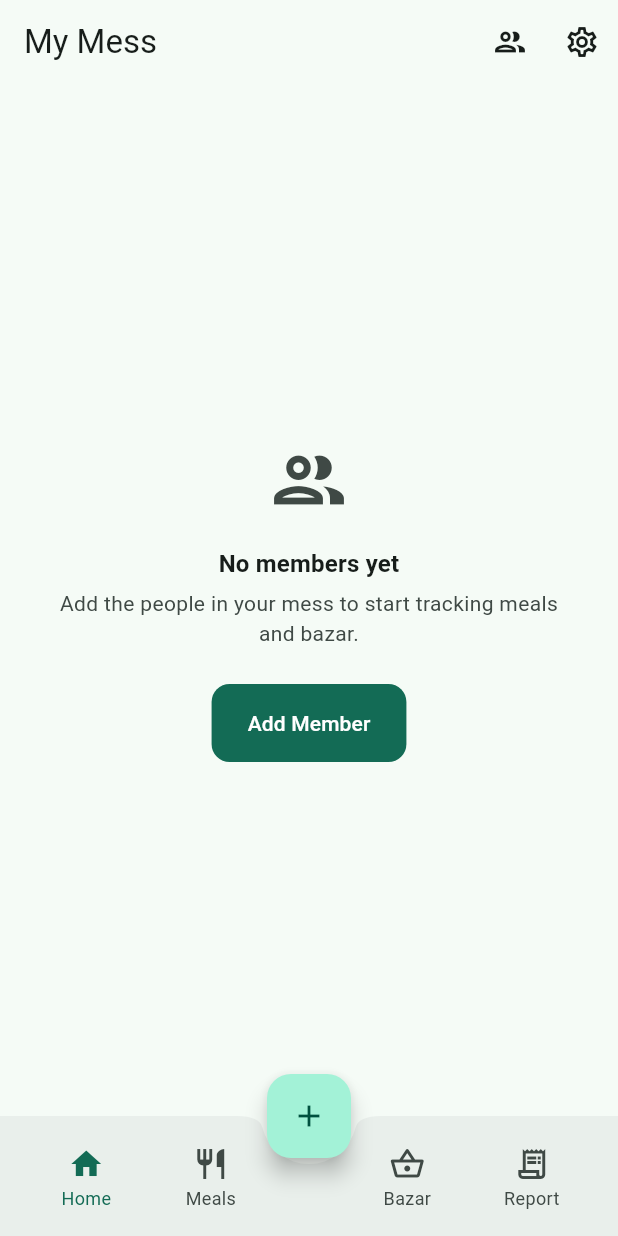
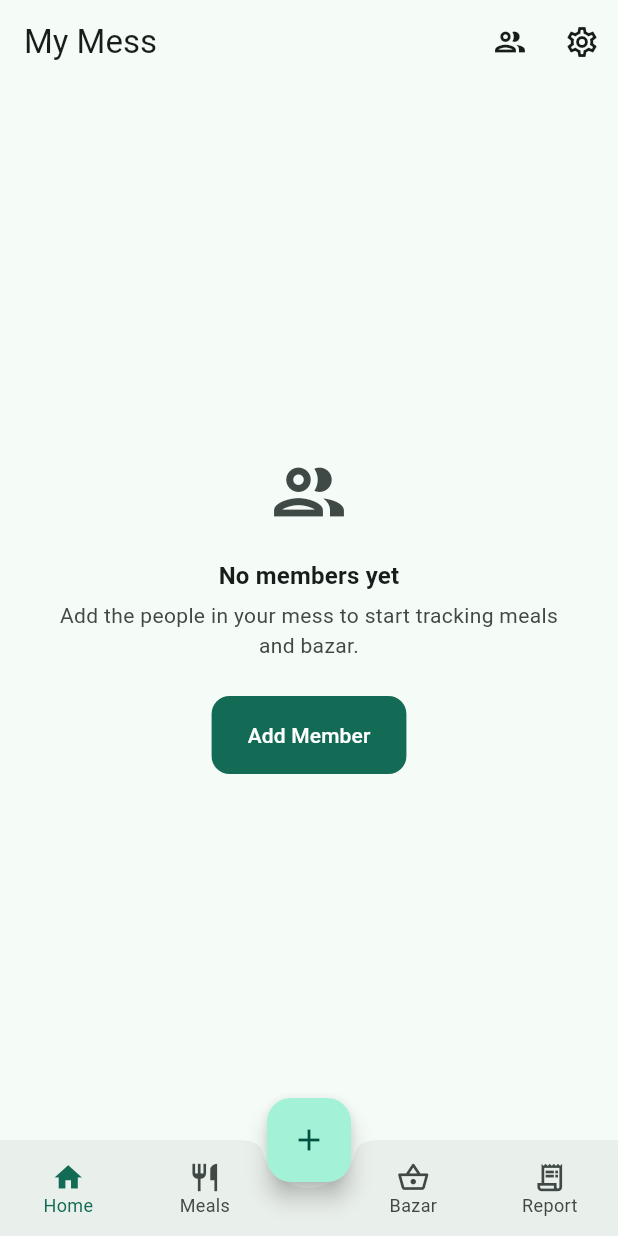
Before and after one commit to pulok1/messfellows, a Flutter app: the screen it shows after launch, after a tap on "Create Mess", on a phone screen of 412 x 824 dp. Run offline on Flutter 3.47's test engine with Material 3 defaults, Android fonts, the phone set to English and light mode, and no system bars; our stand-ins replace drift, drift_flutter, file_picker, flutter_riverpod, share_plus; accounts and stored records are empty; generated files the repository leaves out were written again.

Commit message:
fix(home): fix bottom nav item overflow on web
Fixed 64px BottomAppBar height and a nav item Column that fills and
centers within it, instead of a padded min-size Column whose intrinsic
height (icon + spacing + label) narrowly exceeded the space the
default BottomAppBar padding left available — surfaced as a 3px
RenderFlex overflow when running on web (font metrics differ slightly
from mobile).

```diff
--- a/lib/features/home/home_shell.dart
+++ b/lib/features/home/home_shell.dart
@@ -49,6 +49,8 @@ class _HomeShellState extends State<HomeShell> {
       floatingActionButtonLocation: FloatingActionButtonLocation.centerDocked,
       bottomNavigationBar: BottomAppBar(
         shape: const CircularNotchedRectangle(),
+        height: 64,
+        padding: EdgeInsets.zero,
         child: Row(
           mainAxisAlignment: MainAxisAlignment.spaceAround,
           children: [
@@ -112,16 +114,14 @@ class _NavItem extends StatelessWidget {
     return Expanded(
       child: InkWell(
         onTap: onTap,
-        child: Padding(
-          padding: const EdgeInsets.symmetric(vertical: 8),
-          child: Column(
-            mainAxisSize: MainAxisSize.min,
-            children: [
-              Icon(isSelected ? selectedIcon : icon, color: color),
-              const SizedBox(height: 2),
-              Text(label, style: TextStyle(color: color, fontSize: 12)),
-            ],
-          ),
+        child: Column(
+          mainAxisAlignment: MainAxisAlignment.center,
+          mainAxisSize: MainAxisSize.max,
+          children: [
+            Icon(isSelected ? selectedIcon : icon, color: color, size: 22),
+            const SizedBox(height: 2),
+            Text(label, style: TextStyle(color: color, fontSize: 12, height: 1)),
+          ],
         ),
       ),
     );
```
